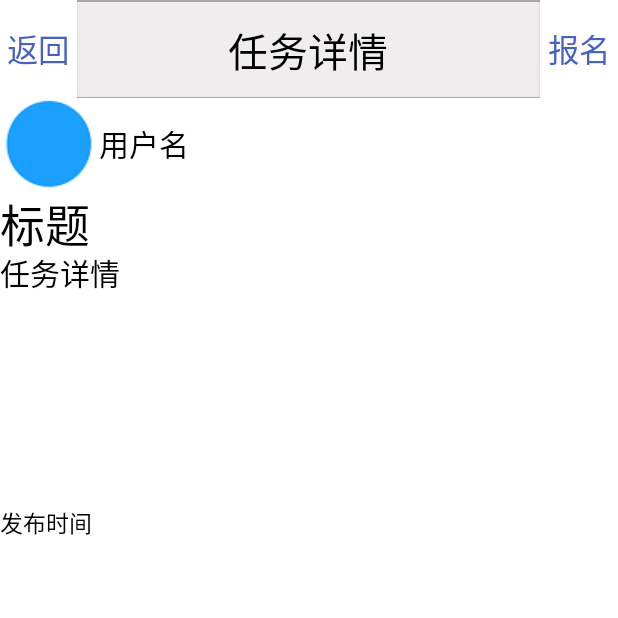
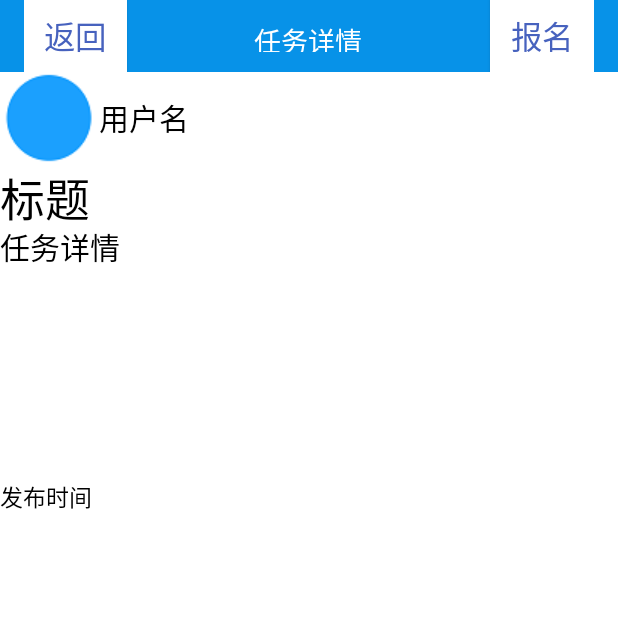
Before and after one commit to zeedraw/ourApp, an Android app: the MissonInfo screen opened directly, with no data from a screen before it, on a phone screen of 412 x 824 dp, the top half of it. Run offline under Robolectric (Android 15) with nearby library versions, the phone set to English and light mode, and no system bars.

Commit message:
更改通用标题栏布局

```diff
--- a/ourapp/app/src/main/res/layout/header.xml
+++ b/ourapp/app/src/main/res/layout/header.xml
@@ -2,31 +2,43 @@
 <LinearLayout xmlns:android="http://schemas.android.com/apk/res/android"
     android:orientation="horizontal"
     android:layout_width="match_parent"
-    android:layout_height="65dp"
-    android:background="@drawable/da_tabs">
+    android:layout_height="48dp"
+    android:background="#0792e8">
+
+    <LinearLayout
+        android:layout_width="match_parent"
+        android:layout_height="@dimen/view_height_custom"
+        android:gravity="center_vertical"
+        android:layout_marginLeft="16dp"
+        android:layout_marginRight="16dp"
+        >
     <Button
         android:id="@+id/lbt"
         android:layout_width="0dp"
-        android:layout_height="match_parent"
+        android:layout_height="@dimen/view_height_custom"
         android:layout_weight="1"
         android:visibility="invisible"
         android:background="@color/colorwhite"
+        android:textSize="@dimen/text_size_medium"
+        android:text="#FFFFFF"
         />
     <TextView
         android:id="@+id/title"
         android:layout_width="0dp"
-        android:layout_height="match_parent"
-        android:layout_weight="6"
-        android:textColor="#000000"
+        android:layout_height="@dimen/view_height_custom"
+        android:layout_weight="3.5"
         android:textAlignment="center"
-        android:textSize="12pt"
-        android:padding="6pt" />
+        android:padding="6pt"
+        android:textSize="@dimen/text_size_medium"
+        android:textColor="#FFFFFF"/>
     <Button
         android:id="@+id/rbt"
         android:layout_width="0dp"
-        android:layout_height="match_parent"
+        android:layout_height="@dimen/view_height_custom"
         android:layout_weight="1"
         android:visibility="invisible"
-        android:background="@color/colorwhite"/>
-
+        android:background="@color/colorwhite"
+        android:textSize="@dimen/text_size_medium"
+        android:textColor="#FFFFFF"/>
+    </LinearLayout>
 </LinearLayout>
--- a/ourapp/app/src/main/res/layout/infomation.xml
+++ b/ourapp/app/src/main/res/layout/infomation.xml
@@ -9,13 +9,9 @@
     android:layout_height="match_parent"
     android:background="#FFFFFF">
 
-    <TextView
-        style="@style/titlebar"
-        android:layout_width="match_parent"
-        android:layout_height="48dp"
-        android:text="个人信息"
-        android:textSize="@dimen/text_size_large"
-        />
+    <include layout="@layout/header">
+        <!-- 左侧按钮为返回， 中间内容为 “个人信息” 右侧按钮为 编辑-->
+    </include>
 
     <LinearLayout
         android:layout_width="match_parent"
```
